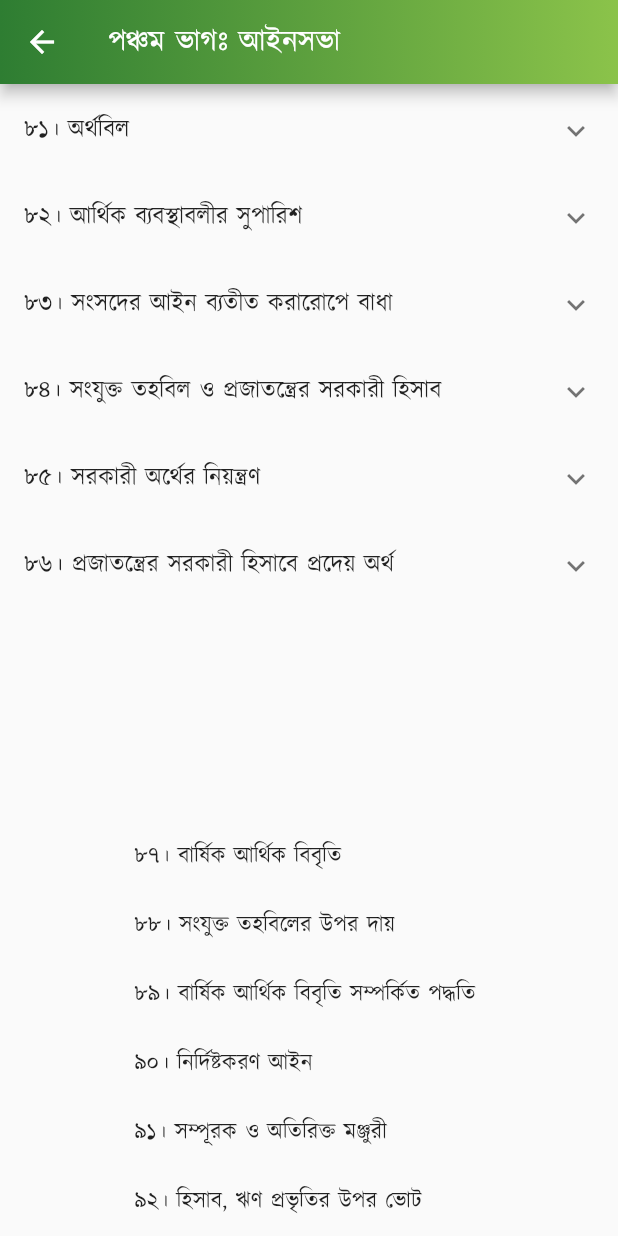
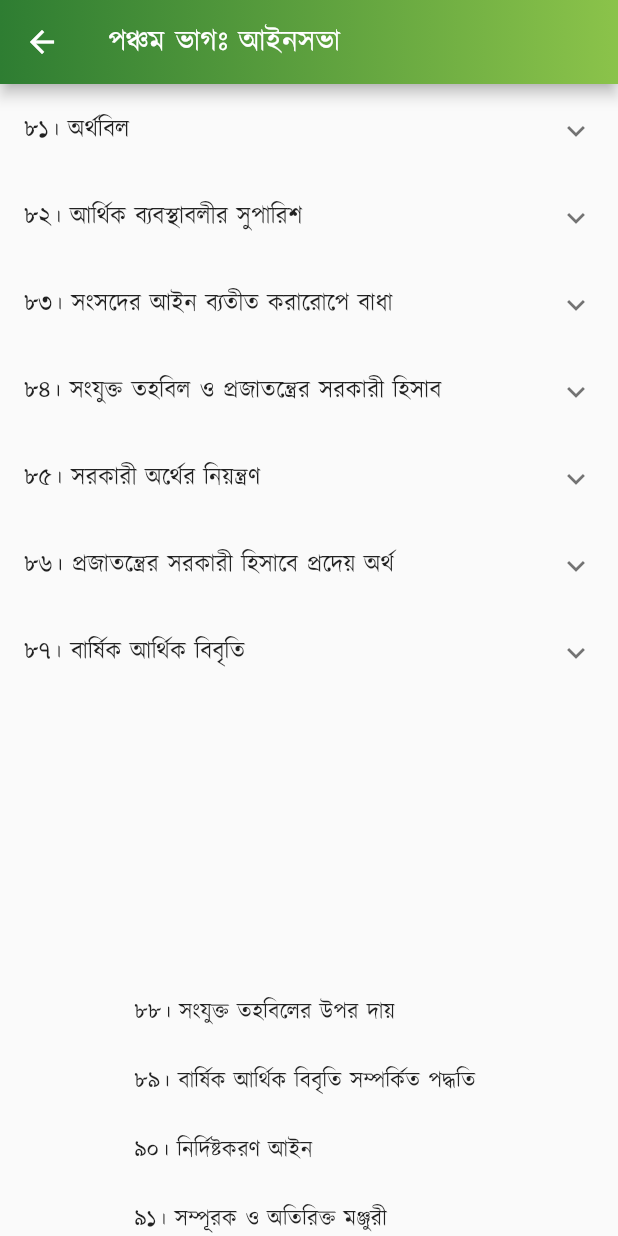
Before and after one commit to Azimul-Haque/flutter-onesignal, a Flutter app: the PartFive screen opened directly, scrolled down 1152 dp, on a phone screen of 412 x 824 dp. Run offline on Flutter 3.47's test engine with Material 2 defaults, Android fonts, the phone set to English and light mode, and no system bars; our stand-ins replace fluttertoast, package_info_plus, percent_indicator, shared_preferences, sqflite; missing offline and left inert: blinking_text, flutter_share, onesignal_flutter, slide_popup_dialog; accounts and stored records are empty; network calls fail.

Commit message:
Commit Fri 04/29/2022 13:09:10.29 30024

```diff
--- a/lib/pages/constitution/part5.dart
+++ b/lib/pages/constitution/part5.dart
@@ -487,7 +487,17 @@ class PartFive extends StatelessWidget {
             children: <Widget>[
               ListTile(
                   title: SelectableText(
-                '৮৬। প্রজাতন্ত্রের সরকারী হিসাবে জমা হইবে- (ক) রাজস্ব কিংবা এই সংবিধানের ৮৪ অনুচ্ছেদের (১) দফার কারণে যেরূপ অর্থ সংযুক্ত তহবিলের অংশে পরিণত হইবে, তাহা ব্যতীত প্রজাতন্ত্রের কর্মে নিযুক্ত কিংবা প্রজাতন্ত্রের বিষয়াবলীর সহিত সংশ্লিষ্ট কোন ব্যক্তি কর্তৃক প্রাপ্ত বা ব্যক্তির নিকট জমা রহিয়াছে, এইরূপ সকল অর্থ; অথবা (খ) যে কোন মোকদ্দমা, বিষয়, হিসাব বা ব্যক্তি বাবদ যে কোন আদালত কর্তৃক প্রাপ্ত বা আদালতের নিকট জমা রহিয়াছে, এইরূপ সকল অর্থ।',
+                '৮৬। প্রজাতন্ত্রের সরকারী হিসাবে জমা হইবে- \n(ক) রাজস্ব কিংবা এই সংবিধানের ৮৪ অনুচ্ছেদের (১) দফার কারণে যেরূপ অর্থ সংযুক্ত তহবিলের অংশে পরিণত হইবে, তাহা ব্যতীত প্রজাতন্ত্রের কর্মে নিযুক্ত কিংবা প্রজাতন্ত্রের বিষয়াবলীর সহিত সংশ্লিষ্ট কোন ব্যক্তি কর্তৃক প্রাপ্ত বা ব্যক্তির নিকট জমা রহিয়াছে, এইরূপ সকল অর্থ; অথবা \n(খ) যে কোন মোকদ্দমা, বিষয়, হিসাব বা ব্যক্তি বাবদ যে কোন আদালত কর্তৃক প্রাপ্ত বা আদালতের নিকট জমা রহিয়াছে, এইরূপ সকল অর্থ।',
+                textAlign: TextAlign.justify,
+              )),
+            ],
+          ),
+          ExpansionTile(
+            title: Text('৮৭। বার্ষিক আর্থিক বিবৃতি'),
+            children: <Widget>[
+              ListTile(
+                  title: SelectableText(
+                '৮৬। প্রজাতন্ত্রের সরকারী হিসাবে জমা হইবে- \n(ক) রাজস্ব কিংবা এই সংবিধানের ৮৪ অনুচ্ছেদের (১) দফার কারণে যেরূপ অর্থ সংযুক্ত তহবিলের অংশে পরিণত হইবে, তাহা ব্যতীত প্রজাতন্ত্রের কর্মে নিযুক্ত কিংবা প্রজাতন্ত্রের বিষয়াবলীর সহিত সংশ্লিষ্ট কোন ব্যক্তি কর্তৃক প্রাপ্ত বা ব্যক্তির নিকট জমা রহিয়াছে, এইরূপ সকল অর্থ; অথবা \n(খ) যে কোন মোকদ্দমা, বিষয়, হিসাব বা ব্যক্তি বাবদ যে কোন আদালত কর্তৃক প্রাপ্ত বা আদালতের নিকট জমা রহিয়াছে, এইরূপ সকল অর্থ।',
                 textAlign: TextAlign.justify,
               )),
             ],
@@ -496,7 +506,7 @@ class PartFive extends StatelessWidget {
             padding: EdgeInsets.all(15),
             child: Column(children: <Widget>[
               Text(
-                "\n\n \n\n \n\n৮৭। বার্ষিক আর্থিক বিবৃতি \n\n৮৮। সংযুক্ত তহবিলের উপর দায় \n\n৮৯। বার্ষিক আর্থিক বিবৃতি সম্পর্কিত পদ্ধতি \n\n৯০। নির্দিষ্টকরণ আইন \n\n৯১। সম্পূরক ও অতিরিক্ত মঞ্জুরী \n\n৯২। হিসাব, ঋণ প্রভৃতির উপর ভোট \n\n৯২ক। [বিলুপ্ত] \n\n\n৩য় পরিচ্ছেদঃ অধ্যাদেশপ্রণয়ন-ক্ষমতা \n\n৯৩। অধ্যাদেশপ্রণয়ন-ক্ষমতা",
+                "\n\n \n\n \n\n \n\n৮৮। সংযুক্ত তহবিলের উপর দায় \n\n৮৯। বার্ষিক আর্থিক বিবৃতি সম্পর্কিত পদ্ধতি \n\n৯০। নির্দিষ্টকরণ আইন \n\n৯১। সম্পূরক ও অতিরিক্ত মঞ্জুরী \n\n৯২। হিসাব, ঋণ প্রভৃতির উপর ভোট \n\n৯২ক। [বিলুপ্ত] \n\n\n৩য় পরিচ্ছেদঃ অধ্যাদেশপ্রণয়ন-ক্ষমতা \n\n৯৩। অধ্যাদেশপ্রণয়ন-ক্ষমতা",
                 style:
                     TextStyle(color: Colors.black87, fontSize: 15, height: 1.5),
                 textAlign: TextAlign.justify,
```
